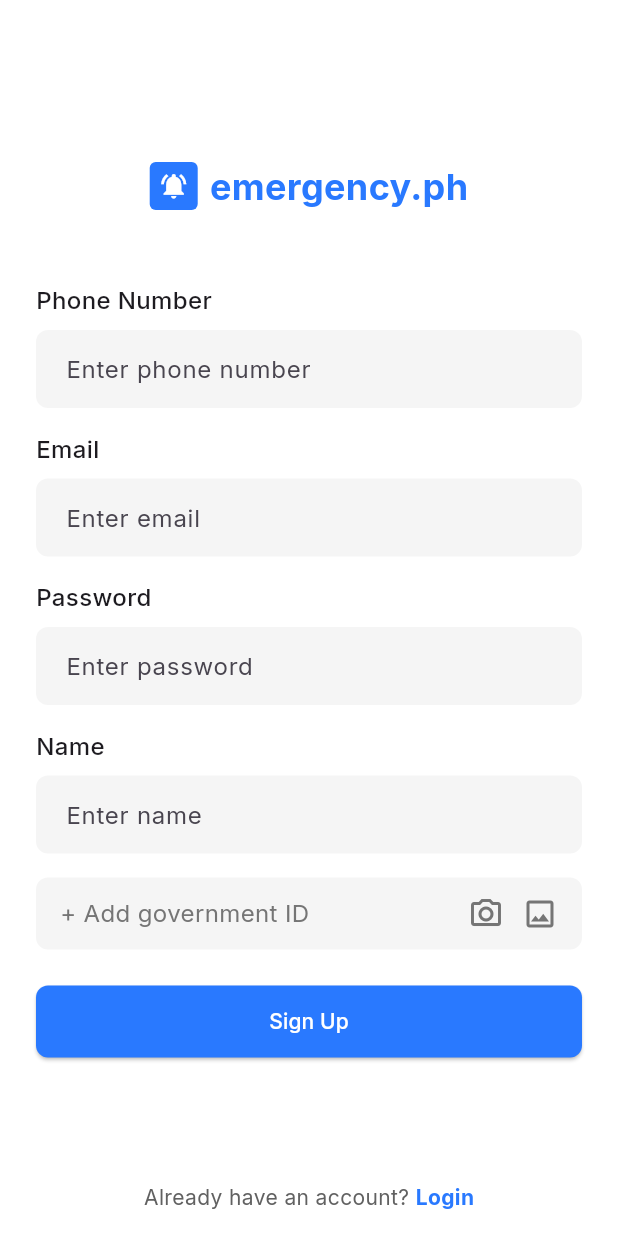
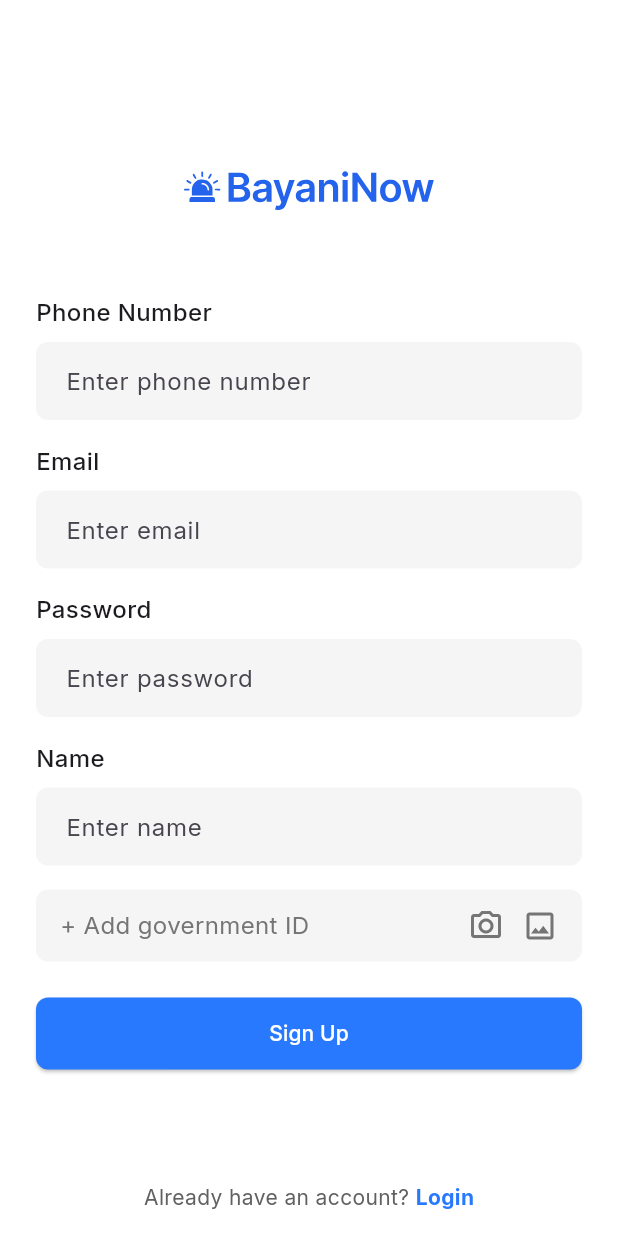
Before and after one commit to Hiro04526/Emergency, a Flutter app: the AuthScreen screen opened by its route, after a tap on "Sign Up", on a phone screen of 412 x 824 dp. Run offline on Flutter 3.47's test engine with Material 3 defaults, Android fonts, the phone set to English and light mode, and no system bars; our stand-ins replace flutter_svg, geocoding, geolocator, google_fonts, image_picker, shared_preferences and 1 more; accounts and stored records are empty.

Commit message:
FUCKING LOGO FINALLY

```diff
--- a/lib/screens/auth_screen.dart
+++ b/lib/screens/auth_screen.dart
@@ -1,8 +1,8 @@
 import 'package:flutter/material.dart';
-import 'package:google_fonts/google_fonts.dart';
 import 'package:provider/provider.dart';
 import 'home_screen.dart';
 import '../services/auth_service.dart';
+import 'package:flutter_svg/flutter_svg.dart';
 import 'package:supabase_flutter/supabase_flutter.dart' as supabase;
 
 class AuthScreen extends StatefulWidget {
@@ -244,32 +244,10 @@ class _AuthScreenState extends State<AuthScreen> {
           const SizedBox(height: 40),
           // Logo and app name
           Center(
-            child: Row(
-              mainAxisSize: MainAxisSize.min,
-              children: [
-                Container(
-                  width: 32,
-                  height: 32,
-                  decoration: BoxDecoration(
-                    color: const Color(0xFF2979FF),
-                    borderRadius: BorderRadius.circular(4),
-                  ),
-                  child: const Icon(
-                    Icons.notifications_active,
-                    color: Colors.white,
-                    size: 20,
-                  ),
-                ),
-                const SizedBox(width: 8),
-                Text(
-                  'emergency.ph',
-                  style: GoogleFonts.inter(
-                    color: const Color(0xFF2979FF),
-                    fontSize: 24,
-                    fontWeight: FontWeight.bold,
-                  ),
-                ),
-              ],
+            child: SvgPicture.asset(
+              'assets/logo/Component_1.svg',
+              height: 50,
+              width: 180,
             ),
           ),
           const SizedBox(height: 48),
@@ -357,32 +335,10 @@ class _AuthScreenState extends State<AuthScreen> {
           const SizedBox(height: 40),
           // Logo and app name
           Center(
-            child: Row(
-              mainAxisSize: MainAxisSize.min,
-              children: [
-                Container(
-                  width: 32,
-                  height: 32,
-                  decoration: BoxDecoration(
-                    color: const Color(0xFF2979FF),
-                    borderRadius: BorderRadius.circular(4),
-                  ),
-                  child: const Icon(
-                    Icons.notifications_active,
-                    color: Colors.white,
-                    size: 20,
-                  ),
-                ),
-                const SizedBox(width: 8),
-                Text(
-                  'emergency.ph',
-                  style: GoogleFonts.inter(
-                    color: const Color(0xFF2979FF),
-                    fontSize: 24,
-                    fontWeight: FontWeight.bold,
-                  ),
-                ),
-              ],
+            child: SvgPicture.asset(
+              'assets/logo/Component_1.svg',
+              height: 50,
+              width: 180,
             ),
           ),
           const SizedBox(height: 48),
--- a/lib/screens/home_screen.dart
+++ b/lib/screens/home_screen.dart
@@ -3,6 +3,7 @@ import '../models/emergency_service.dart';
 import '../models/emergency_alert.dart';
 import '../services/location_service.dart';
 import '../services/alert_service.dart';
+import 'package:flutter_svg/flutter_svg.dart';
 import 'search_screen.dart';
 import 'user_profile_screen.dart';
 import 'add_emergency_contact_screen.dart';
@@ -39,11 +40,12 @@ class _HomeScreenState extends State<HomeScreen> {
 
   @override
   Widget build(BuildContext context) {
-    final authService = Provider.of<AuthService>(context, listen: true);
+    final authService = Provider.of<AuthService>(context, listen: false);
 
     return Scaffold(
       appBar: AppBar(
-        title: const Text('Emergency Services'),
+        automaticallyImplyLeading: false,
+        title: SvgPicture.asset('assets/logo/Component_1.svg', height: 40, width: 150),
         actions: [
           IconButton(
             icon: const Icon(Icons.person_outline),
@@ -73,7 +75,7 @@ class _HomeScreenState extends State<HomeScreen> {
             child: Column(
               crossAxisAlignment: CrossAxisAlignment.start,
               children: [
-                // Navbar with location and profile
+                // Navbar with location
                 _buildNavbar(),
 
                 // const SizedBox(height: 8),
@@ -116,8 +118,6 @@ class _HomeScreenState extends State<HomeScreen> {
 
                 // Add Emergency Contact Section
                 _buildAddEmergencyContactSection(),
-
-                const SizedBox(height: 12),
               ],
             ),
           ),
@@ -128,7 +128,7 @@ class _HomeScreenState extends State<HomeScreen> {
 
   Widget _buildNavbar() {
     return Container(
-      padding: const EdgeInsets.only(top: 8),
+      padding: const EdgeInsets.symmetric(vertical: 8),
       child: Row(
         children: [
           Expanded(
--- a/pubspec.yaml
+++ b/pubspec.yaml
@@ -15,7 +15,7 @@ dependencies:
   http: ^1.1.0
   geolocator: ^9.0.2
   geocoding: ^2.1.0
-  flutter_svg: ^2.0.7
+  flutter_svg: ^2.0.17
   url_launcher: ^6.1.12
   google_maps_flutter: ^2.3.0
   flutter_polyline_points: ^2.1.0
@@ -35,4 +35,5 @@ flutter:
   assets:
     - assets/icons/
     - assets/images/
+    - assets/logo/
     - .env
```
Also changed, not shown: assets/logo/Component_1.svg (added).
